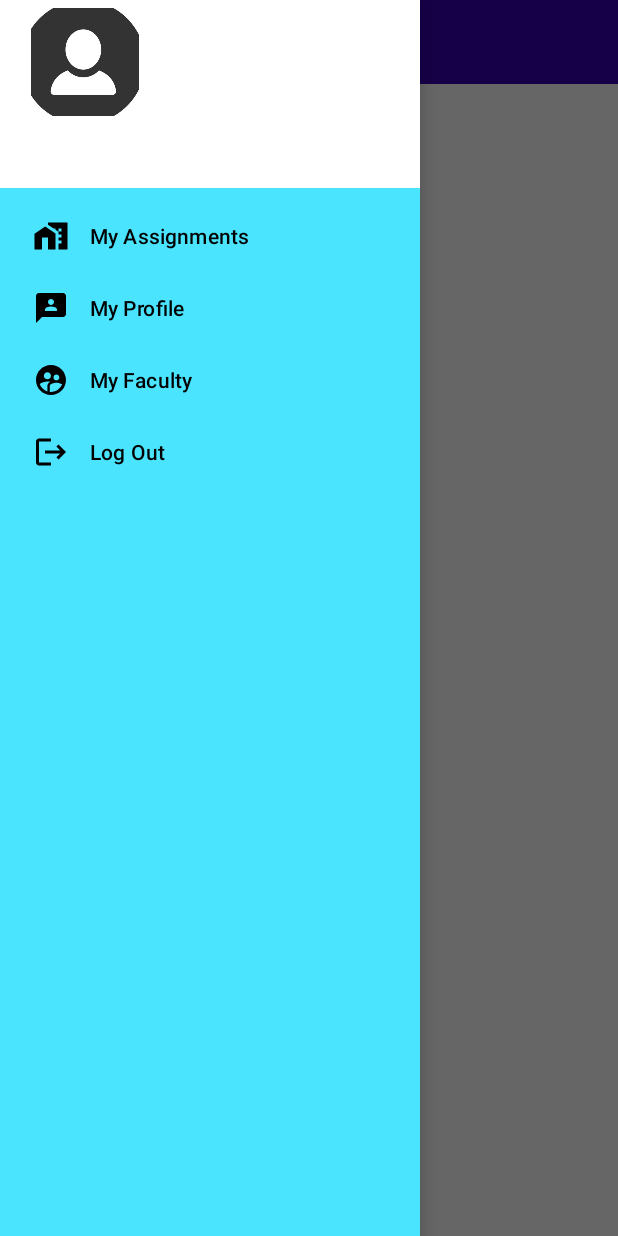
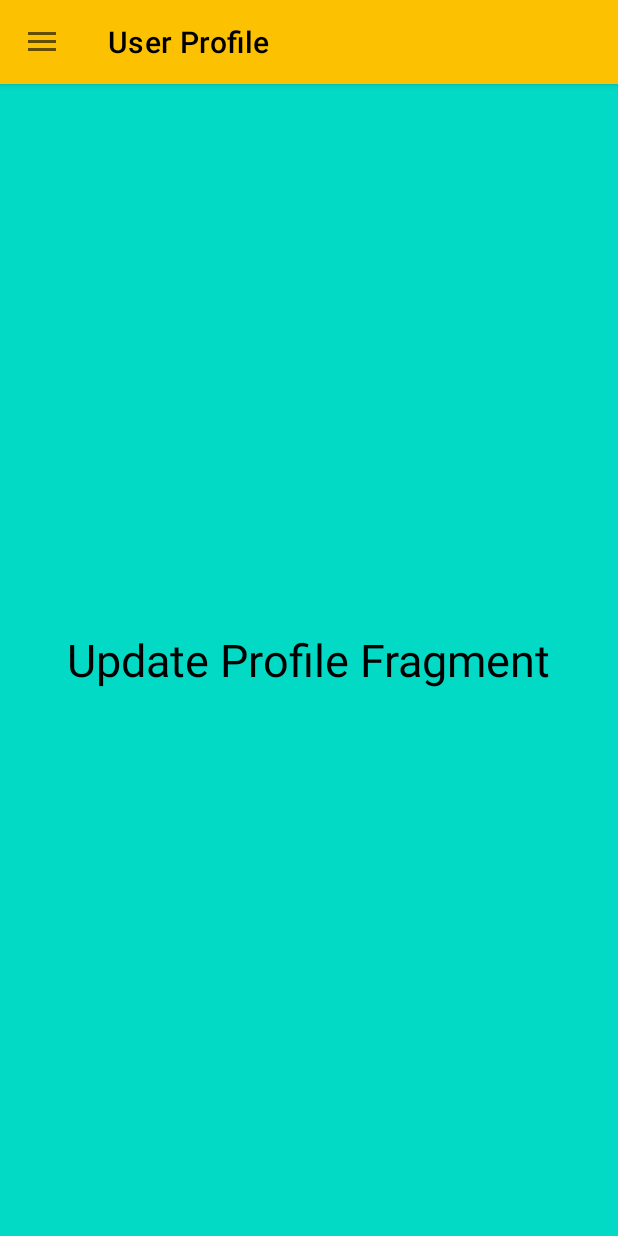
Before and after one commit to VaradMash/assignment_submission_portal, an Android app: the UserProfile screen opened directly, with no data from a screen before it, in the side drawer, after a tap on "My Profile", on a phone screen of 412 x 824 dp. Run offline under Robolectric (Android 15) with nearby library versions, the phone set to English and light mode, and no system bars; our stand-ins replace Firebase (no records; nobody signed in at launch, a user with empty details on screens opened directly).

Commit message:
Basic Drawer Layout Code Updated. Fragment Transition Code included.

```diff
--- a/app/build.gradle
+++ b/app/build.gradle
@@ -39,7 +39,6 @@ dependencies {
     implementation 'com.google.firebase:firebase-database'
     //noinspection GradleCompatible
     implementation 'com.android.support:design:28.0.0'
-    implementation 'com.android.support:design:28.0.0'
     testImplementation 'junit:junit:4.+'
     androidTestImplementation 'androidx.test.ext:junit:1.1.2'
     androidTestImplementation 'androidx.test.espresso:espresso-core:3.3.0'
--- /dev/null
+++ b/app/src/main/java/com/example/swadhyaya/AssignmentsFragment.java
@@ -0,0 +1,19 @@
+package com.example.swadhyaya;
+
+import android.os.Bundle;
+import android.view.LayoutInflater;
+import android.view.View;
+import android.view.ViewGroup;
+
+import androidx.annotation.NonNull;
+import androidx.annotation.Nullable;
+import androidx.fragment.app.Fragment;
+
+public class AssignmentsFragment extends Fragment {
+
+    @Nullable
+    @Override
+    public View onCreateView(@NonNull LayoutInflater inflater, @Nullable ViewGroup container, @Nullable Bundle savedInstanceState) {
+        return inflater.inflate(R.layout.fragment_assignments, container, false);
+    }
+}
--- /dev/null
+++ b/app/src/main/java/com/example/swadhyaya/UpdateProfileFragment.java
@@ -0,0 +1,19 @@
+package com.example.swadhyaya;
+
+import android.os.Bundle;
+import android.view.LayoutInflater;
+import android.view.View;
+import android.view.ViewGroup;
+
+import androidx.annotation.NonNull;
+import androidx.annotation.Nullable;
+import androidx.fragment.app.Fragment;
+
+public class UpdateProfileFragment extends Fragment {
+
+    @Nullable
+    @Override
+    public View onCreateView(@NonNull LayoutInflater inflater, @Nullable ViewGroup container, @Nullable Bundle savedInstanceState) {
+        return inflater.inflate(R.layout.fragment_update_profile, container, false);
+    }
+}
--- a/app/src/main/java/com/example/swadhyaya/UserProfile.java
+++ b/app/src/main/java/com/example/swadhyaya/UserProfile.java
@@ -25,13 +25,13 @@ import com.google.firebase.auth.FirebaseUser;
 import com.google.firebase.database.DatabaseReference;
 import com.google.firebase.database.FirebaseDatabase;
 
-public class UserProfile extends AppCompatActivity {
+public class UserProfile extends AppCompatActivity implements NavigationView.OnNavigationItemSelectedListener {
 
     NavigationView navigationView;
     ActionBarDrawerToggle toggle;
     DrawerLayout drawerLayout;
     FirebaseUser user;
-    TextView navBarUsername;
+    TextView navBarUsername, navBarEmail;
     LinearLayout navigation_header;
     boolean remember_me;
 
@@ -46,65 +46,49 @@ public class UserProfile extends AppCompatActivity {
         remember_me = intent.getBooleanExtra("remember_me", true);
         user = FirebaseAuth.getInstance().getCurrentUser();
 
-
+        androidx.appcompat.widget.Toolbar toolbar = (androidx.appcompat.widget.Toolbar)findViewById(R.id.toolbar);
+        setSupportActionBar(toolbar);
         navigationView = (NavigationView)findViewById(R.id.navigationView);
         drawerLayout = (DrawerLayout)findViewById(R.id.drawerLayout);
-        androidx.appcompat.widget.Toolbar toolbar = (androidx.appcompat.widget.Toolbar)findViewById(R.id.toolbar);
-        setSupportActionBar(toolbar);
 
-
-        toggle = new ActionBarDrawerToggle(this, drawerLayout, R.string.open, R.string.close);
+        //Set toolbar and drawer layout.
+        toggle = new ActionBarDrawerToggle(this, drawerLayout, toolbar, R.string.open, R.string.close);
         drawerLayout.addDrawerListener(toggle);
         toggle.syncState();
 
+        //Load initial assignments fragment.
+        if(savedInstanceState == null)
+        {
+            getSupportFragmentManager().beginTransaction().replace(R.id.fragment_container, new AssignmentsFragment()).commit();
+            navigationView.setCheckedItem(R.id.nav_assignments);
+        }
+
         View header = navigationView.getHeaderView(0);
         navBarUsername = (TextView)header.findViewById(R.id.navBarUsername);
-
-        navigationView.setNavigationItemSelectedListener(new NavigationView.OnNavigationItemSelectedListener() {
-            @SuppressLint("NonConstantResourceId")
-            @Override
-            public boolean onNavigationItemSelected(@NonNull MenuItem item) {
-
-                switch (item.getItemId())
-                {
-                    case R.id.logout_logo:
-                    {
-                        //Logout user.
-                        FirebaseAuth.getInstance().signOut();
-                        drawerLayout.closeDrawer(GravityCompat.START);
-                        Intent intent = new Intent(getApplicationContext(), MainActivity.class);
-                        startActivity(intent);
-                        UserProfile.this.finish();
-                    }
-                    case R.id.myProfile:
-                    {
-                        //Switch to my profile fragment.
-                    }
-                    case R.id.assignments:
-                    {
-                        //Switch to assignments fragment.
-                    }
-                    case R.id.faculty:
-                    {
-                        //Switch to faculty fragment.
-                    }
-                }
-
-                return true;
-            }
-        });
-
+        navBarEmail = (TextView)header.findViewById(R.id.navBarEmail);
         if(user != null)
         {
             Toast.makeText(getApplicationContext(), "Welcome " + user.getDisplayName(), Toast.LENGTH_SHORT).show();
             navBarUsername.setText(user.getDisplayName());
+            navBarEmail.setText(user.getEmail());
         }
+
+        navigationView.setNavigationItemSelectedListener(this);
     }
 
 
     @Override
-    public void onBackPressed() {
-        super.onBackPressed();
+    public void onBackPressed()
+    {
+        /*
+         * Utility : Close Drawer if open else navigate to respective activity.
+         */
+        if(drawerLayout.isDrawerOpen(GravityCompat.START))
+        {
+            drawerLayout.closeDrawer(GravityCompat.START);
+        }
+        else
+        {
             Intent intent;
             if(remember_me)
             {
@@ -117,5 +101,34 @@ public class UserProfile extends AppCompatActivity {
             }
             startActivity(intent);
             UserProfile.this.finish();
+            super.onBackPressed();
         }
     }
+
+    @Override
+    public boolean onNavigationItemSelected(@NonNull MenuItem item) {
+        switch(item.getItemId())
+        {
+            case R.id.nav_logout:
+            {
+                FirebaseAuth.getInstance().signOut();
+                Intent intent = new Intent(getApplicationContext(), MainActivity.class);
+                startActivity(intent);
+                UserProfile.this.finish();
+                break;
+            }
+            case R.id.nav_myProfile:
+            {
+                getSupportFragmentManager().beginTransaction().replace(R.id.fragment_container, new UpdateProfileFragment()).commit();
+                break;
+            }
+            case R.id.nav_assignments:
+            {
+                getSupportFragmentManager().beginTransaction().replace(R.id.fragment_container, new AssignmentsFragment()).commit();
+                break;
+            }
+        }
+        drawerLayout.closeDrawer(GravityCompat.START);
+        return true;
+    }
+}
--- a/app/src/main/res/layout/activity_user_profile.xml
+++ b/app/src/main/res/layout/activity_user_profile.xml
@@ -2,33 +2,42 @@
 <androidx.drawerlayout.widget.DrawerLayout xmlns:android="http://schemas.android.com/apk/res/android"
     xmlns:app="http://schemas.android.com/apk/res-auto"
     xmlns:tools="http://schemas.android.com/tools"
+    android:id="@+id/drawerLayout"
     android:layout_width="match_parent"
     android:layout_height="match_parent"
-    android:id="@+id/drawerLayout"
-    tools:openDrawer="start"
-    tools:context=".UserProfile">
+    android:fitsSystemWindows="true"
+    tools:context=".UserProfile"
+    tools:openDrawer="start">
 
-    <RelativeLayout
+    <LinearLayout
         android:layout_width="match_parent"
-        android:layout_height="match_parent">
+        android:layout_height="match_parent"
+        android:orientation="vertical">
 
         <androidx.appcompat.widget.Toolbar
+            android:id="@+id/toolbar"
             android:layout_width="match_parent"
-            android:layout_height="wrap_content"
-            android:id="@+id/toolbar"
+            android:layout_height="?attr/actionBarSize"
+            android:background="@color/toolbarColor"
+            android:elevation="4dp"
             app:title="User Profile"
-            app:titleTextColor="@color/white"
-            android:background="@color/purple_700"/>
-    </RelativeLayout>
+            app:titleTextColor="@color/black" />
+
+        <FrameLayout
+            android:id="@+id/fragment_container"
+            android:layout_width="match_parent"
+            android:layout_height="match_parent" />
+
+    </LinearLayout>
 
 
     <com.google.android.material.navigation.NavigationView
         android:id="@+id/navigationView"
         android:layout_width="wrap_content"
         android:layout_height="match_parent"
-        app:menu="@menu/icon_menu"
+        android:layout_gravity="start"
+        android:background="@color/navBarColor"
         app:headerLayout="@layout/navigation_header"
-        android:background="@color/navBarColor"
-        android:layout_gravity="start"/>
+        app:menu="@menu/icon_menu" />
 
 </androidx.drawerlayout.widget.DrawerLayout>
--- /dev/null
+++ b/app/src/main/res/layout/fragment_assignments.xml
@@ -0,0 +1,17 @@
+<?xml version="1.0" encoding="utf-8"?>
+<RelativeLayout xmlns:android="http://schemas.android.com/apk/res/android"
+    android:layout_width="match_parent"
+    android:layout_height="match_parent"
+    xmlns:app="http://schemas.android.com/apk/res-auto"
+    android:background="@color/teal_700">
+
+    <TextView
+        android:layout_width="wrap_content"
+        android:layout_height="wrap_content"
+        android:text="Assignments Fragment"
+        android:textColor="@color/black"
+        android:layout_centerInParent="true"
+        android:textSize="30sp"
+        />
+
+</RelativeLayout>
--- /dev/null
+++ b/app/src/main/res/layout/fragment_update_profile.xml
@@ -0,0 +1,17 @@
+<?xml version="1.0" encoding="utf-8"?>
+<RelativeLayout xmlns:android="http://schemas.android.com/apk/res/android"
+    android:layout_width="match_parent"
+    android:layout_height="match_parent"
+    xmlns:app="http://schemas.android.com/apk/res-auto"
+    android:background="@color/teal_200">
+
+    <TextView
+        android:layout_width="wrap_content"
+        android:layout_height="wrap_content"
+        android:text="Update Profile Fragment"
+        android:textColor="@color/black"
+        android:textSize="30sp"
+        android:layout_centerInParent="true"
+        />
+
+</RelativeLayout>
--- a/app/src/main/res/layout/navigation_header.xml
+++ b/app/src/main/res/layout/navigation_header.xml
@@ -1,34 +1,45 @@
 <?xml version="1.0" encoding="utf-8"?>
 <LinearLayout xmlns:android="http://schemas.android.com/apk/res/android"
+    xmlns:app="http://schemas.android.com/apk/res-auto"
+    android:id="@+id/navigation_header"
     android:layout_width="match_parent"
-    android:layout_height="wrap_content"
+    android:layout_height="176dp"
+    android:background="@color/toolbarColor"
+    android:gravity="bottom"
     android:orientation="vertical"
-    android:padding="5dp"
-    android:background="@color/white"
-    android:id="@+id/navigation_header"
-    xmlns:app="http://schemas.android.com/apk/res-auto">
+    android:padding="5dp">
 
     <ImageView
         android:layout_width="wrap_content"
         android:layout_height="wrap_content"
-        android:src="@mipmap/user_logo"
-        app:layout_constraintStart_toStartOf="parent"
-        app:layout_constraintEnd_toEndOf="parent"
-        app:layout_constraintBottom_toBottomOf="parent"
-        app:layout_constraintTop_toTopOf="parent"
-        app:layout_constraintHorizontal_bias="0.5"
         android:layout_marginStart="15dp"
         android:contentDescription="@string/usericon"
-        />
+        android:src="@mipmap/user_logo_round"
+        app:layout_constraintBottom_toBottomOf="parent"
+        app:layout_constraintEnd_toEndOf="parent"
+        app:layout_constraintHorizontal_bias="0.5"
+        app:layout_constraintStart_toStartOf="parent"
+        app:layout_constraintTop_toTopOf="parent" />
 
     <TextView
         android:id="@+id/navBarUsername"
         android:layout_width="wrap_content"
         android:layout_height="wrap_content"
+        android:layout_marginStart="15dp"
+        android:paddingTop="10dp"
         android:text="@string/username"
+        android:textColor="@color/black"
         android:textSize="20sp"
-        android:textStyle="bold"
-        android:layout_marginTop="15dp"
+        android:textStyle="bold" />
+
+    <TextView
+        android:id="@+id/navBarEmail"
+        android:layout_width="wrap_content"
+        android:layout_height="wrap_content"
         android:layout_marginStart="15dp"
-        />
+        android:paddingTop="10dp"
+        android:text="@string/email"
+        android:textSize="15sp"
+        android:textStyle="bold" />
+
 </LinearLayout>
--- a/app/src/main/res/menu/icon_menu.xml
+++ b/app/src/main/res/menu/icon_menu.xml
@@ -1,25 +1,26 @@
-<?xml version="1.0" encoding="utf-8"?>
-<!-- Menu Resource file -->
-<menu xmlns:android="http://schemas.android.com/apk/res/android">
+<?xml version="1.0" encoding="utf-8"?><!-- Menu Resource file -->
+<menu xmlns:android="http://schemas.android.com/apk/res/android"
+    xmlns:tools="http://schemas.android.com/tools"
+    tools:showIn="navigation_view">
+    <group android:checkableBehavior="single">
+        <item
+            android:id="@+id/nav_assignments"
+            android:icon="@drawable/assignments_image"
+            android:title="@string/assignments" />
 
-    <item
-        android:id="@+id/assignments"
-        android:icon="@drawable/assignments_image"
-        android:title="@string/assignments"/>
+        <item
+            android:id="@+id/nav_myProfile"
+            android:icon="@drawable/profile_icon"
+            android:title="@string/my_profile" />
 
-    <item
-        android:id="@+id/myProfile"
-        android:icon="@drawable/profile_icon"
-        android:title="@string/my_profile"/>
+        <item
+            android:id="@+id/nav_faculty"
+            android:icon="@drawable/faculty_logo"
+            android:title="@string/my_faculty" />
 
-    <item
-        android:id="@+id/faculty"
-        android:icon="@drawable/faculty_logo"
-        android:title="@string/my_faculty"/>
-
-    <item
-        android:id="@+id/logout_logo"
-        android:icon="@drawable/log_out_logo"
-        android:title="@string/log_out"/>
-
+        <item
+            android:id="@+id/nav_logout"
+            android:icon="@drawable/log_out_logo"
+            android:title="@string/log_out" />
+    </group>
 </menu>
--- a/app/src/main/res/values/colors.xml
+++ b/app/src/main/res/values/colors.xml
@@ -7,5 +7,6 @@
     <color name="teal_700">#FF018786</color>
     <color name="black">#FF000000</color>
     <color name="white">#FFFFFFFF</color>
-    <color name="navBarColor">#4ae4ff</color>
+    <color name="navBarColor">#f8fc00</color>
+    <color name="toolbarColor">#fcc100</color>
 </resources>
```
Lines whose indentation alone changed are shown as unchanged.
